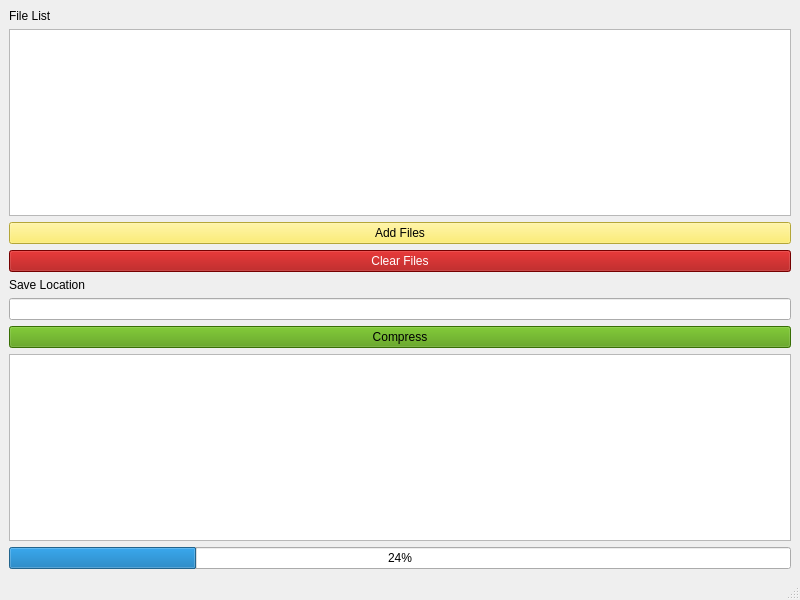
Above: src/compresswindow.ui from berv-uni-project/Frog-Archiver before the change. Below: the same form after it.
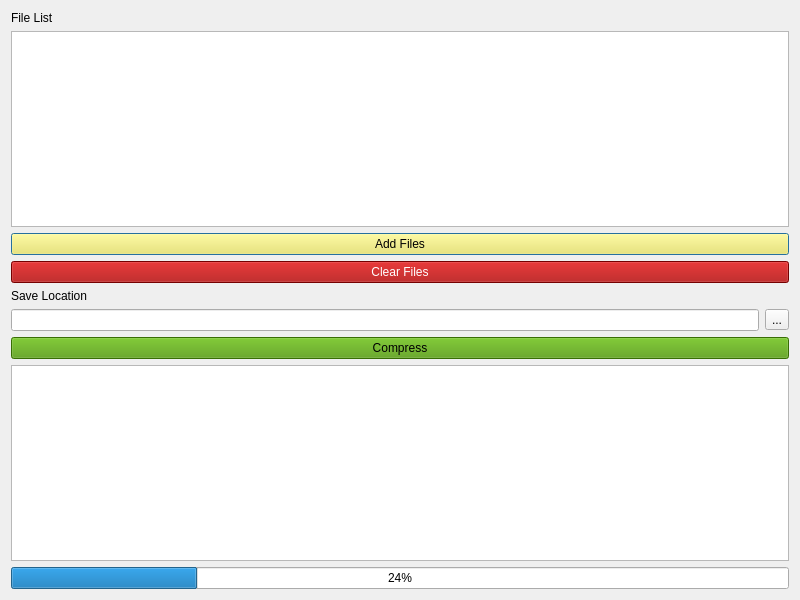
That is the form after the change. Icons and pictures are not drawn.

Commit message: Turn in it a QDialog, Fix broken connects

```diff
--- a/src/compresswindow.ui
+++ b/src/compresswindow.ui
@@ -1,7 +1,7 @@
 <?xml version="1.0" encoding="UTF-8"?>
 <ui version="4.0">
  <class>CompressWindow</class>
- <widget class="QMainWindow" name="CompressWindow">
+ <widget class="QDialog" name="CompressWindow">
   <property name="geometry">
    <rect>
     <x>0</x>
@@ -13,11 +13,8 @@
   <property name="windowTitle">
    <string>MainWindow</string>
   </property>
-  <widget class="QWidget" name="centralwidget">
    <layout class="QVBoxLayout" name="verticalLayout">
     <item>
-     <layout class="QVBoxLayout" name="verticalLayout_2">
-      <item>
        <widget class="QLabel" name="label">
         <property name="text">
          <string>File List</string>
@@ -56,6 +53,8 @@
        </widget>
       </item>
       <item>
+    <layout class="QHBoxLayout" name="horizontalLayout">
+     <item>
        <widget class="QLineEdit" name="saveLocation">
         <property name="readOnly">
          <bool>true</bool>
@@ -63,6 +62,15 @@
        </widget>
       </item>
       <item>
+      <widget class="QToolButton" name="saveAsButton">
+       <property name="text">
+        <string>...</string>
+       </property>
+      </widget>
+     </item>
+    </layout>
+   </item>
+   <item>
        <widget class="QPushButton" name="embedButton">
         <property name="styleSheet">
          <string notr="true">background-color: rgb(78, 154, 6);
@@ -94,20 +102,6 @@
        </widget>
       </item>
      </layout>
-    </item>
-   </layout>
-  </widget>
-  <widget class="QMenuBar" name="menubar">
-   <property name="geometry">
-    <rect>
-     <x>0</x>
-     <y>0</y>
-     <width>800</width>
-     <height>21</height>
-    </rect>
-   </property>
-  </widget>
-  <widget class="QStatusBar" name="statusbar"/>
  </widget>
  <resources/>
  <connections/>
```
Left out of the diff: 2 changed lines with no effect on the pictures. Lines whose indentation alone changed are shown as unchanged. The commit also changes 4 other files.
